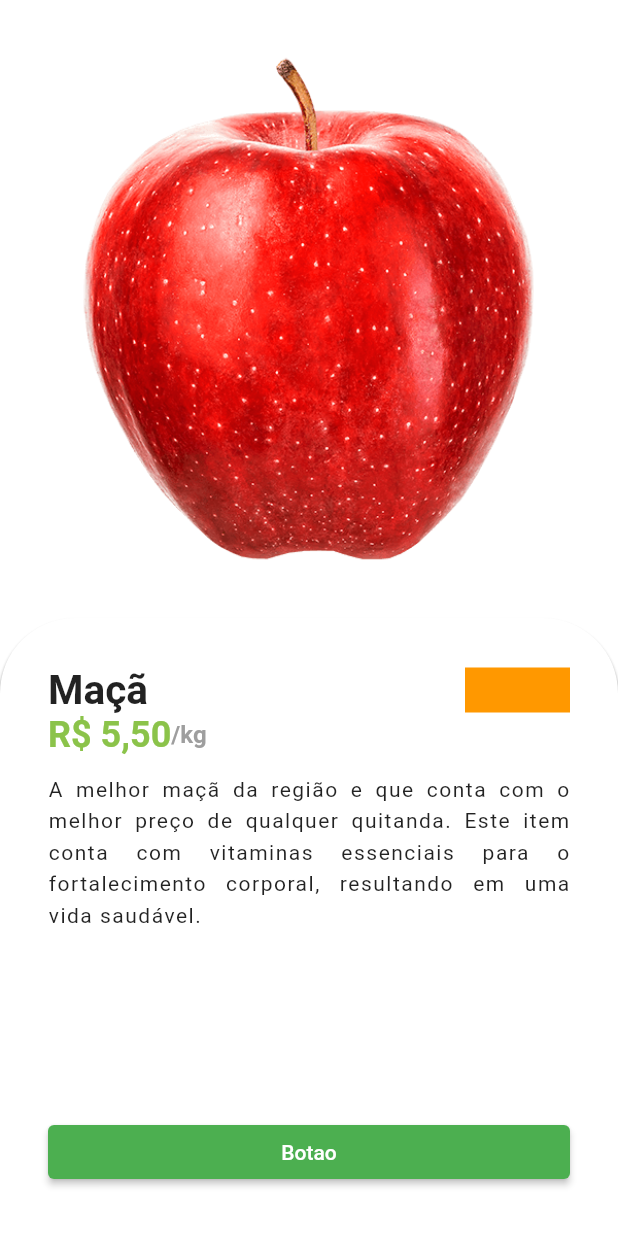
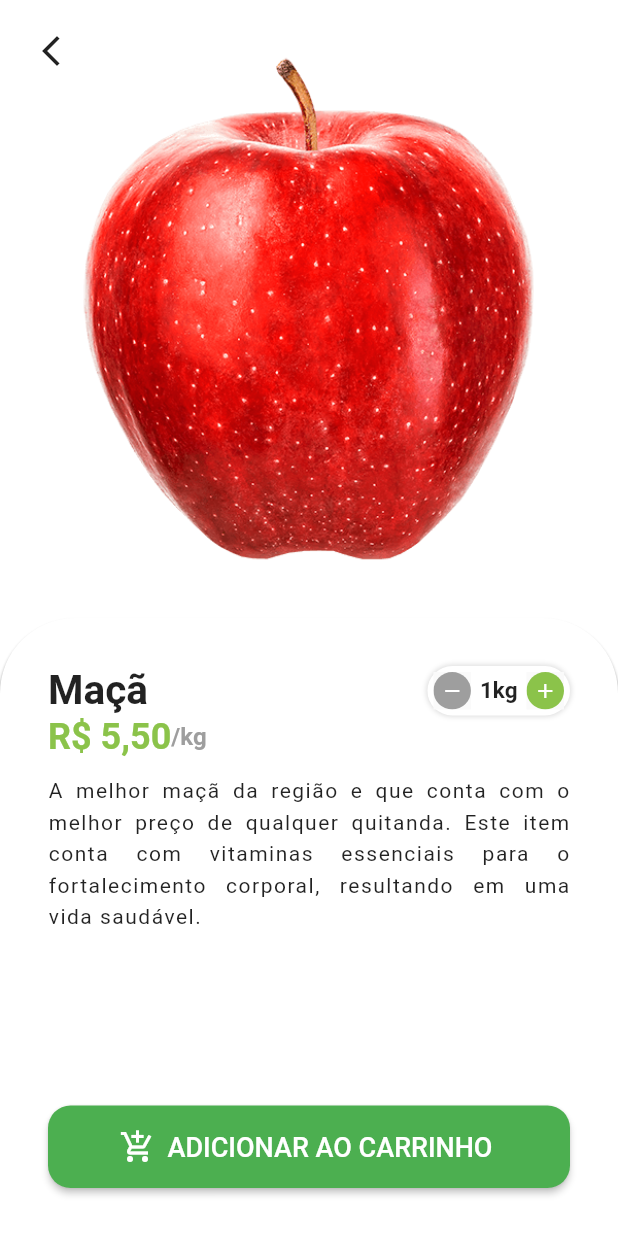
Before and after one commit to osiasmiranda/greengrocer, a Flutter app: the HomeTab screen opened directly, after a tap on "Maçã", on a phone screen of 412 x 824 dp. Run offline on Flutter 3.47's test engine with Material 2 defaults, Android fonts, the phone set to English and light mode, and no system bars; our stand-ins replace animated_text_kit, badges, mask_text_input_formatter.

Commit message:
chore: adicionado widget de Quantidade

```diff
--- a/lib/src/pages/home/components/item_title.dart
+++ b/lib/src/pages/home/components/item_title.dart
@@ -43,7 +43,10 @@ class ItemTitle extends StatelessWidget {
                 children: [
                   //#imagens
                   Expanded(
-                    child: Image.asset(item.imgUrl),
+                    child: Hero(
+                      tag: item.imgUrl,
+                      child: Image.asset(item.imgUrl),
+                    ),
                   ),
                   //#nome
                   Text(
--- a/lib/src/pages/product/product_screen.dart
+++ b/lib/src/pages/product/product_screen.dart
@@ -3,6 +3,7 @@ import 'package:flutter/material.dart';
 import '../../config/custom_colors.dart';
 import '../../model/item_model.dart';
 import '../../services/utils_services.dart';
+import '../widgets/common/quantity_widget.dart';
 
 class ProductScreen extends StatelessWidget {
   final ItemModel item;
@@ -17,10 +18,16 @@ class ProductScreen extends StatelessWidget {
   Widget build(BuildContext context) {
     return Scaffold(
       backgroundColor: Colors.white.withAlpha(230),
-      body: Column(
+      body: Stack(
+        children: [
+          //#Conteúdo
+          Column(
             children: [
               Expanded(
+                child: Hero(
+                  tag: item.imgUrl,
                   child: Image.asset(item.imgUrl),
+                ),
               ),
               Expanded(
                 child: Container(
@@ -54,11 +61,7 @@ class ProductScreen extends StatelessWidget {
                               fontWeight: FontWeight.bold,
                             ),
                           ),
-                      Container(
-                        height: 30,
-                        width: 70,
-                        color: Colors.orange,
-                      )
+                          const QuantityWidget()
                         ],
                       ),
                       //#Preço
@@ -99,9 +102,27 @@ class ProductScreen extends StatelessWidget {
                         ),
                       ),
                       //#Bottom
-                  ElevatedButton(
+                      SizedBox(
+                        height: 55,
+                        child: ElevatedButton.icon(
+                          style: ElevatedButton.styleFrom(
+                            shape: RoundedRectangleBorder(
+                              borderRadius: BorderRadius.circular(15),
+                            ),
+                          ),
                           onPressed: () {},
-                    child: const Text('Botao'),
+                          label: Text(
+                            'Adicionar ao carrinho'.toUpperCase(),
+                            style: const TextStyle(
+                              color: Colors.white,
+                              fontSize: 18,
+                            ),
+                          ),
+                          icon: const Icon(
+                            Icons.add_shopping_cart_outlined,
+                            color: Colors.white,
+                          ),
+                        ),
                       ),
                     ],
                   ),
@@ -109,6 +130,20 @@ class ProductScreen extends StatelessWidget {
               )
             ],
           ),
+          Positioned(
+            top: 10,
+            left: 10,
+            child: SafeArea(
+              child: IconButton(
+                onPressed: () => Navigator.of(context).pop(),
+                icon: const Icon(
+                  Icons.arrow_back_ios_new,
+                ),
+              ),
+            ),
+          ),
+        ],
+      ),
     );
   }
 }
--- /dev/null
+++ b/lib/src/pages/widgets/common/quantity_widget.dart
@@ -0,0 +1,84 @@
+import 'package:flutter/material.dart';
+
+import '../../../config/custom_colors.dart';
+
+class QuantityWidget extends StatelessWidget {
+  const QuantityWidget({Key? key}) : super(key: key);
+
+  @override
+  Widget build(BuildContext context) {
+    return Container(
+      padding: const EdgeInsets.all(4.0),
+      decoration: BoxDecoration(
+        color: Colors.white,
+        borderRadius: BorderRadius.circular(50),
+        boxShadow: [
+          BoxShadow(
+            color: Colors.grey.shade300,
+            spreadRadius: 1,
+            blurRadius: 2,
+          ),
+        ],
+      ),
+      child: Row(
+        children: [
+          _QuantityButton(
+            color: Colors.grey.shade500,
+            icon: Icons.remove,
+            onPressed: () {},
+          ),
+          const Padding(
+            padding: EdgeInsets.symmetric(horizontal: 6.0),
+            child: Text(
+              '1kg',
+              style: TextStyle(
+                fontSize: 15,
+                fontWeight: FontWeight.bold,
+              ),
+            ),
+          ),
+          _QuantityButton(
+            color: CustomColors.customSwatchColor,
+            icon: Icons.add,
+            onPressed: () {},
+          ),
+        ],
+      ),
+    );
+  }
+}
+
+class _QuantityButton extends StatelessWidget {
+  final IconData icon;
+  final Color color;
+  final VoidCallback onPressed;
+  const _QuantityButton({
+    Key? key,
+    required this.icon,
+    required this.color,
+    required this.onPressed,
+  }) : super(key: key);
+
+  @override
+  Widget build(BuildContext context) {
+    return Material(
+      child: InkWell(
+        borderRadius: BorderRadius.circular(50),
+        onTap: onPressed,
+        child: Ink(
+          height: 25,
+          width: 25,
+          decoration: BoxDecoration(
+            color: color,
+            shape: BoxShape.circle,
+          ),
+          child: Icon(
+            icon,
+            color: Colors.white,
+            size: 16,
+          ),
+        ),
+      ),
+    );
+  }
+}
```
Lines whose indentation alone changed are shown as unchanged.
